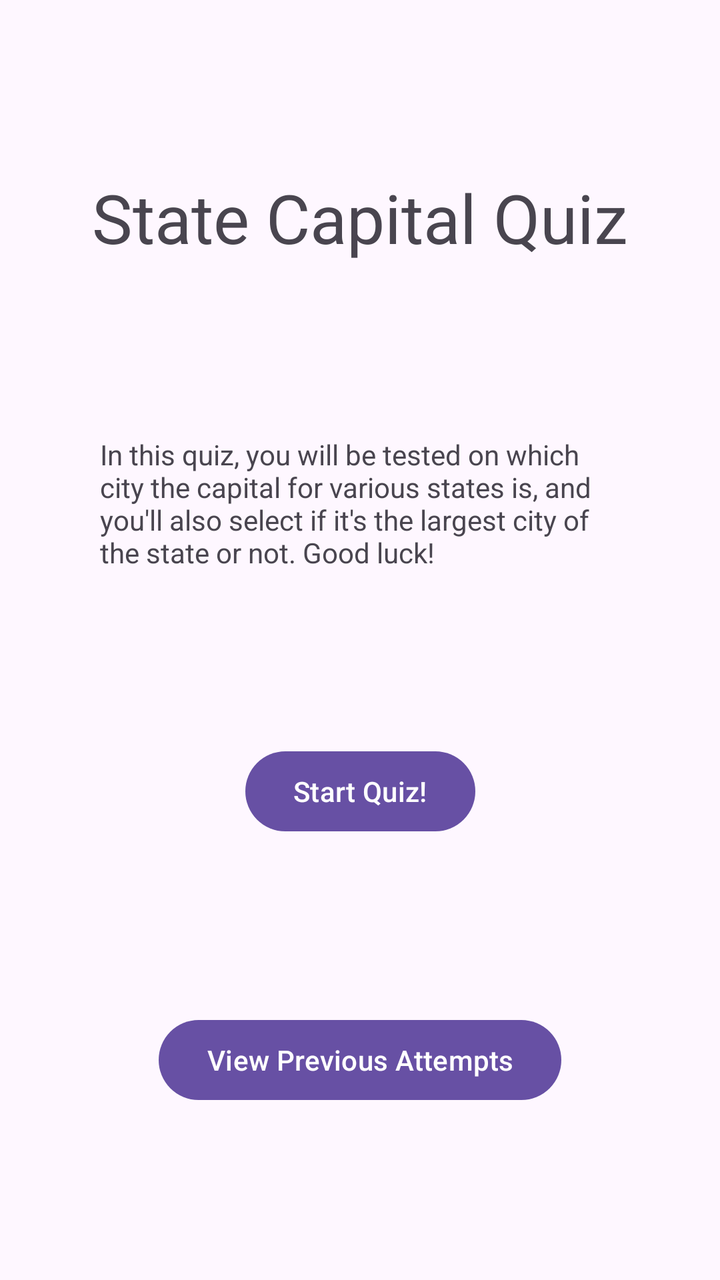
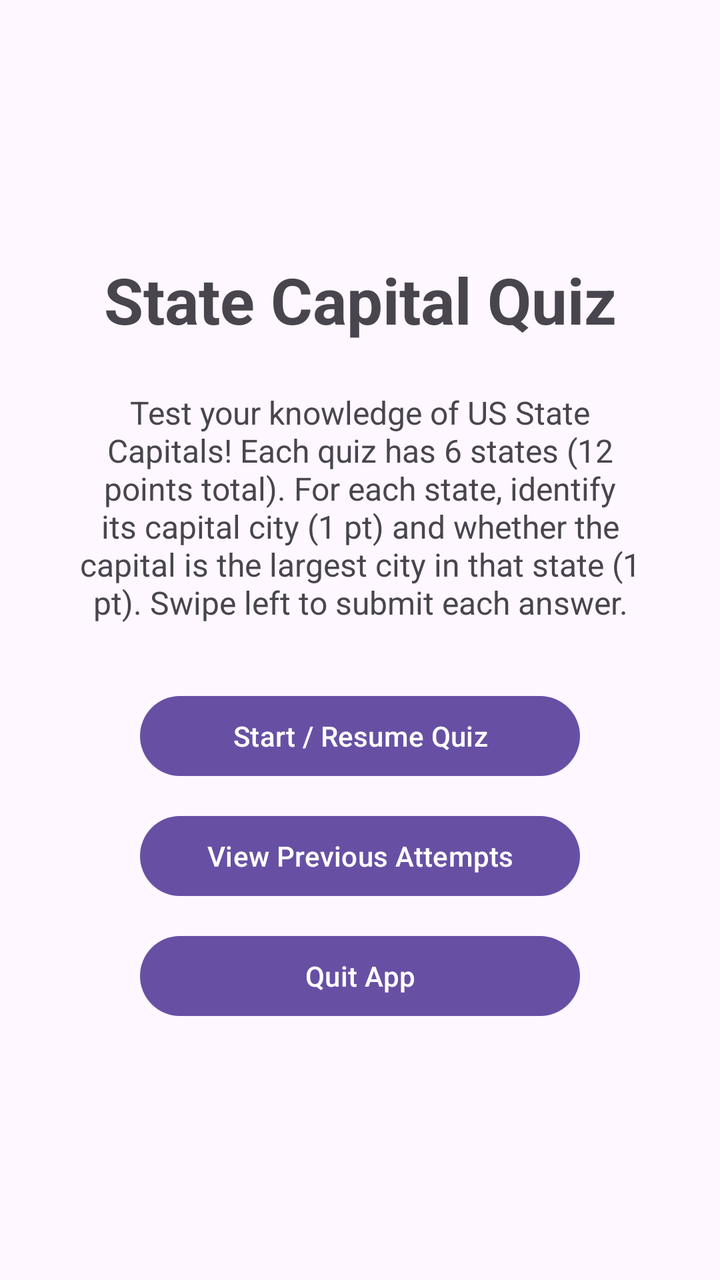

The first picture is an Android layout as it rendered before a commit; the second is the same layout after the commit. The layout source and the unified diff follow.
<!-- AndroidManifest.xml: application theme Theme.StateCapitalsQuiz -->
<!-- res/layout/activity_splash.xml -->
<?xml version="1.0" encoding="utf-8"?>
<androidx.constraintlayout.widget.ConstraintLayout xmlns:android="http://schemas.android.com/apk/res/android"
    xmlns:app="http://schemas.android.com/apk/res-auto"
    xmlns:tools="http://schemas.android.com/tools"
    android:layout_width="match_parent"
    android:layout_height="match_parent"
    android:id="@+id/splash">

    <TextView
        android:id="@+id/textView"
        android:layout_width="wrap_content"
        android:layout_height="wrap_content"
        android:text="State Capital Quiz"
        android:textSize="34sp"
        app:layout_constraintBottom_toTopOf="@+id/textView2"
        app:layout_constraintEnd_toEndOf="parent"
        app:layout_constraintHorizontal_bias="0.5"
        app:layout_constraintStart_toStartOf="parent"
        app:layout_constraintTop_toTopOf="parent"
        app:layout_constraintVertical_chainStyle="spread" />

    <TextView
        android:id="@+id/textView2"
        android:layout_width="0dp"
        android:layout_height="wrap_content"
        android:layout_marginLeft="50dp"
        android:layout_marginRight="50dp"
        android:text="In this quiz, you will be tested on which city the capital for various states is, and you'll also select if it's the largest city of the state or not. Good luck!"
        app:layout_constraintBottom_toTopOf="@+id/button"
        app:layout_constraintEnd_toEndOf="parent"
        app:layout_constraintHorizontal_bias="0.5"
        app:layout_constraintStart_toStartOf="parent"
        app:layout_constraintTop_toBottomOf="@+id/textView" />

    <Button
        android:id="@+id/button"
        android:layout_width="wrap_content"
        android:layout_height="wrap_content"
        android:text="Start Quiz!"
        app:layout_constraintBottom_toTopOf="@+id/button3"
        app:layout_constraintEnd_toEndOf="parent"
        app:layout_constraintHorizontal_bias="0.5"
        app:layout_constraintStart_toStartOf="parent"
        app:layout_constraintTop_toBottomOf="@+id/textView2" />

    <Button
        android:id="@+id/button3"
        android:layout_width="wrap_content"
        android:layout_height="wrap_content"
        android:text="View Previous Attempts"
        app:layout_constraintBottom_toBottomOf="parent"
        app:layout_constraintEnd_toEndOf="parent"
        app:layout_constraintHorizontal_bias="0.5"
        app:layout_constraintStart_toStartOf="parent"
        app:layout_constraintTop_toBottomOf="@+id/button" />
</androidx.constraintlayout.widget.ConstraintLayout>
<!-- resources referenced by this layout -->
<resources>
  <style name="Theme.StateCapitalsQuiz" parent="Base.Theme.StateCapitalsQuiz" />
  <style name="Base.Theme.StateCapitalsQuiz" parent="Theme.Material3.DayNight">
          
          
      </style>
</resources>

<!-- the commit's change to res/layout/activity_splash.xml (unified diff, before → after) -->
@@ -1,56 +1,68 @@
 <?xml version="1.0" encoding="utf-8"?>
 <androidx.constraintlayout.widget.ConstraintLayout xmlns:android="http://schemas.android.com/apk/res/android"
     xmlns:app="http://schemas.android.com/apk/res-auto"
-    xmlns:tools="http://schemas.android.com/tools"
+    android:id="@+id/splash"
     android:layout_width="match_parent"
-    android:layout_height="match_parent"
-    android:id="@+id/splash">
+    android:layout_height="match_parent">
 
     <TextView
         android:id="@+id/textView"
         android:layout_width="wrap_content"
         android:layout_height="wrap_content"
         android:text="State Capital Quiz"
-        android:textSize="34sp"
+        android:textSize="32sp"
+        android:textStyle="bold"
         app:layout_constraintBottom_toTopOf="@+id/textView2"
         app:layout_constraintEnd_toEndOf="parent"
-        app:layout_constraintHorizontal_bias="0.5"
         app:layout_constraintStart_toStartOf="parent"
         app:layout_constraintTop_toTopOf="parent"
-        app:layout_constraintVertical_chainStyle="spread" />
+        app:layout_constraintVertical_chainStyle="packed" />
 
     <TextView
         android:id="@+id/textView2"
         android:layout_width="0dp"
         android:layout_height="wrap_content"
-        android:layout_marginLeft="50dp"
-        android:layout_marginRight="50dp"
-        android:text="In this quiz, you will be tested on which city the capital for various states is, and you'll also select if it's the largest city of the state or not. Good luck!"
+        android:layout_marginHorizontal="36dp"
+        android:layout_marginTop="24dp"
+        android:text="Test your knowledge of US State Capitals! Each quiz has 6 states (12 points total). For each state, identify its capital city (1 pt) and whether the capital is the largest city in that state (1 pt). Swipe left to submit each answer."
+        android:textAlignment="center"
+        android:textSize="16sp"
         app:layout_constraintBottom_toTopOf="@+id/button"
         app:layout_constraintEnd_toEndOf="parent"
-        app:layout_constraintHorizontal_bias="0.5"
         app:layout_constraintStart_toStartOf="parent"
         app:layout_constraintTop_toBottomOf="@+id/textView" />
 
     <Button
         android:id="@+id/button"
-        android:layout_width="wrap_content"
+        android:layout_width="220dp"
         android:layout_height="wrap_content"
-        android:text="Start Quiz!"
+        android:layout_marginTop="32dp"
+        android:text="Start / Resume Quiz"
         app:layout_constraintBottom_toTopOf="@+id/button3"
         app:layout_constraintEnd_toEndOf="parent"
-        app:layout_constraintHorizontal_bias="0.5"
         app:layout_constraintStart_toStartOf="parent"
         app:layout_constraintTop_toBottomOf="@+id/textView2" />
 
     <Button
         android:id="@+id/button3"
-        android:layout_width="wrap_content"
+        android:layout_width="220dp"
         android:layout_height="wrap_content"
+        android:layout_marginTop="12dp"
         android:text="View Previous Attempts"
+        app:layout_constraintBottom_toTopOf="@+id/btnQuitSplash"
+        app:layout_constraintEnd_toEndOf="parent"
+        app:layout_constraintStart_toStartOf="parent"
+        app:layout_constraintTop_toBottomOf="@+id/button" />
+
+    <Button
+        android:id="@+id/btnQuitSplash"
+        android:layout_width="220dp"
+        android:layout_height="wrap_content"
+        android:layout_marginTop="12dp"
+        android:text="Quit App"
         app:layout_constraintBottom_toBottomOf="parent"
         app:layout_constraintEnd_toEndOf="parent"
-        app:layout_constraintHorizontal_bias="0.5"
         app:layout_constraintStart_toStartOf="parent"
-        app:layout_constraintTop_toBottomOf="@+id/button" />
+        app:layout_constraintTop_toBottomOf="@+id/button3" />
+
 </androidx.constraintlayout.widget.ConstraintLayout>
<!-- resource entries referenced after the edit -->
@@ -1,7 +1,7 @@
 <!-- resources referenced by this layout -->
 <resources>
   <style name="Theme.StateCapitalsQuiz" parent="Base.Theme.StateCapitalsQuiz" />
-  <style name="Base.Theme.StateCapitalsQuiz" parent="Theme.Material3.DayNight">
+  <style name="Base.Theme.StateCapitalsQuiz" parent="Theme.Material3.DayNight.NoActionBar">
           
           
       </style>
